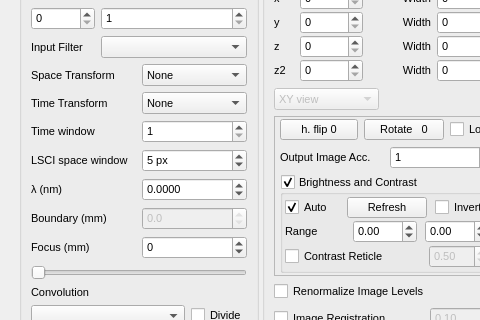
Qt form Ui/assets/ui/mainwindow.ui (DigitalHolography/Holovibes) before a commit; both pictures show x 0 to 480 and y 159 to 479 of the 1291 by 815 pixel window.
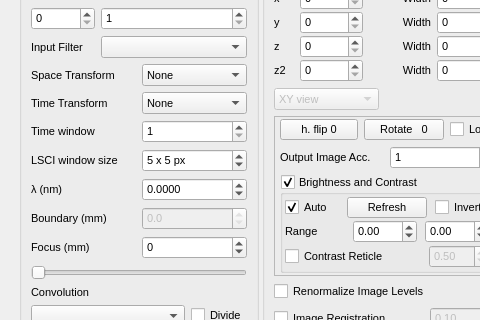
The same form after that commit. Custom widgets are drawn as their Qt base class.

Commit message: add the option of additional space transform and lsci window size

Patch:
```diff
--- a/Ui/assets/ui/mainwindow.ui
+++ b/Ui/assets/ui/mainwindow.ui
@@ -418,7 +418,7 @@
               <string>Odd side length of the square spatial neighborhood; 5 means 5 x 5 pixels. The time window separately sets the number of frames.</string>
              </property>
              <property name="text">
-              <string>LSCI space window</string>
+              <string>LSCI window size</string>
              </property>
              <property name="alignment">
               <set>Qt::AlignLeading|Qt::AlignLeft|Qt::AlignVCenter</set>
@@ -431,7 +431,7 @@
               <string>Odd side length from 1 to 63 pixels; 5 means a 5 x 5 neighborhood (the paper's setting).</string>
              </property>
              <property name="suffix">
-              <string> px</string>
+              <string> x 5 px</string>
              </property>
              <property name="minimum">
               <number>1</number>
```
The commit also changes 16 other files.
